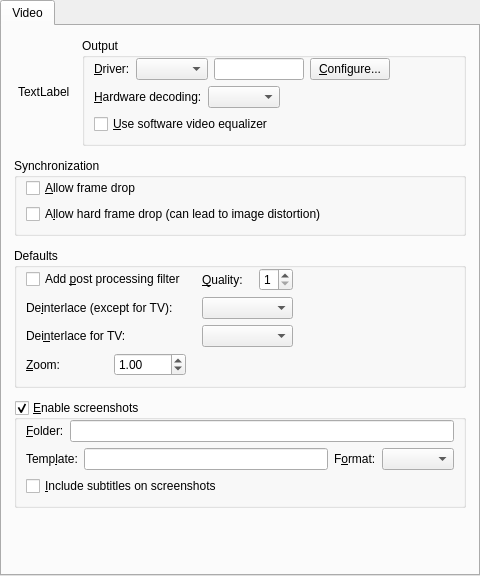
wilbert2000/wzplayer, file src/gui/pref/video.ui: the form before one commit.
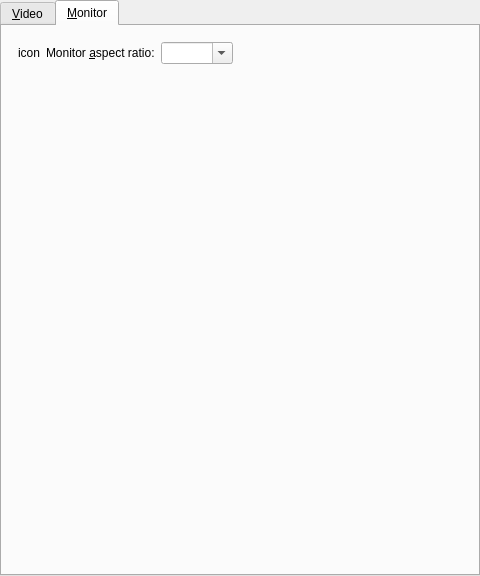
The form after the commit. The open tabs and pages were chosen to show the change. Custom widgets are drawn as their Qt base class.

Commit message: Moved Monitor aspect from advanced section to tab in video section

Patch:
```diff
--- a/src/gui/pref/video.ui
+++ b/src/gui/pref/video.ui
@@ -24,13 +24,22 @@
      </property>
      <widget class="QWidget" name="video_tab">
       <attribute name="title">
-       <string>Video</string>
+       <string>&amp;Video</string>
       </attribute>
       <layout class="QVBoxLayout">
        <property name="spacing">
         <number>12</number>
        </property>
-       <property name="margin">
+       <property name="leftMargin">
+        <number>12</number>
+       </property>
+       <property name="topMargin">
+        <number>16</number>
+       </property>
+       <property name="rightMargin">
+        <number>12</number>
+       </property>
+       <property name="bottomMargin">
         <number>12</number>
        </property>
        <item>
@@ -416,6 +425,91 @@
        </item>
       </layout>
      </widget>
+     <widget class="QWidget" name="monitor_tab">
+      <attribute name="title">
+       <string>&amp;Monitor</string>
+      </attribute>
+      <layout class="QVBoxLayout">
+       <property name="margin">
+        <number>12</number>
+       </property>
+       <item>
+        <layout class="QHBoxLayout" name="monitor_aspect_layout">
+         <property name="spacing">
+          <number>6</number>
+         </property>
+         <property name="margin">
+          <number>4</number>
+         </property>
+         <item>
+          <widget class="QLabel" name="monitor_aspect_icon">
+           <property name="text">
+            <string notr="true">icon</string>
+           </property>
+           <property name="wordWrap">
+            <bool>false</bool>
+           </property>
+          </widget>
+         </item>
+         <item>
+          <widget class="QLabel" name="monitor_aspect_label">
+           <property name="text">
+            <string>Monitor &amp;aspect ratio:</string>
+           </property>
+           <property name="wordWrap">
+            <bool>false</bool>
+           </property>
+           <property name="buddy">
+            <cstring>monitoraspect_combo</cstring>
+           </property>
+          </widget>
+         </item>
+         <item>
+          <widget class="Gui::Pref::TComboBox" name="monitoraspect_combo">
+           <property name="sizePolicy">
+            <sizepolicy hsizetype="Preferred" vsizetype="Fixed">
+             <horstretch>0</horstretch>
+             <verstretch>0</verstretch>
+            </sizepolicy>
+           </property>
+           <property name="editable">
+            <bool>true</bool>
+           </property>
+          </widget>
+         </item>
+         <item>
+          <spacer>
+           <property name="orientation">
+            <enum>Qt::Horizontal</enum>
+           </property>
+           <property name="sizeType">
+            <enum>QSizePolicy::Expanding</enum>
+           </property>
+           <property name="sizeHint" stdset="0">
+            <size>
+             <width>190</width>
+             <height>21</height>
+            </size>
+           </property>
+          </spacer>
+         </item>
+        </layout>
+       </item>
+       <item>
+        <spacer name="verticalSpacer_2">
+         <property name="orientation">
+          <enum>Qt::Vertical</enum>
+         </property>
+         <property name="sizeHint" stdset="0">
+          <size>
+           <width>20</width>
+           <height>40</height>
+          </size>
+         </property>
+        </spacer>
+       </item>
+      </layout>
+     </widget>
     </widget>
    </item>
   </layout>
@@ -426,6 +520,11 @@
    <extends>QLineEdit</extends>
    <header>filechooser.h</header>
   </customwidget>
+  <customwidget>
+   <class>Gui::Pref::TComboBox</class>
+   <extends>QComboBox</extends>
+   <header>gui/pref/combobox.h</header>
+  </customwidget>
  </customwidgets>
  <tabstops>
   <tabstop>video_tab_widget</tabstop>
```
The commit also changes 7 other files.
